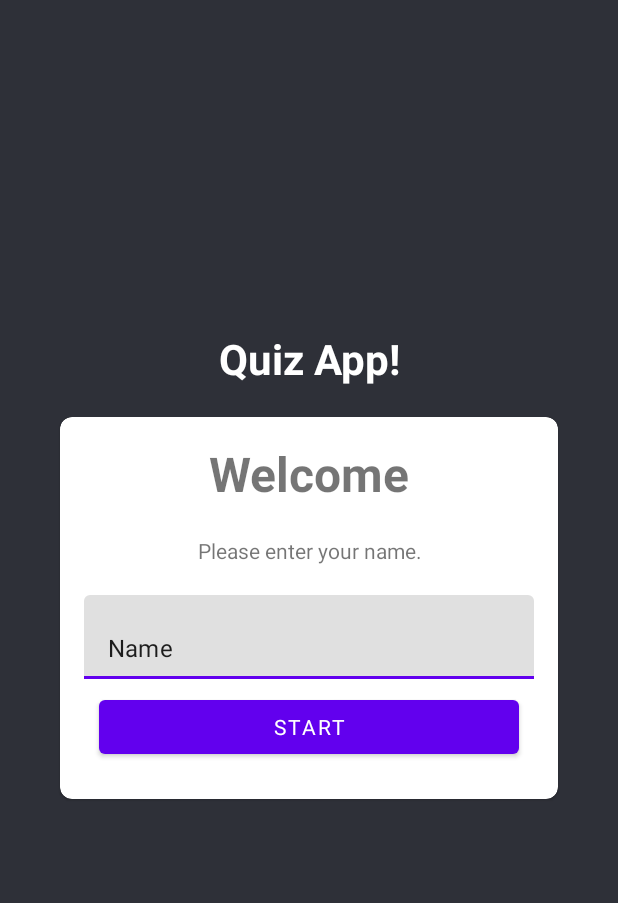
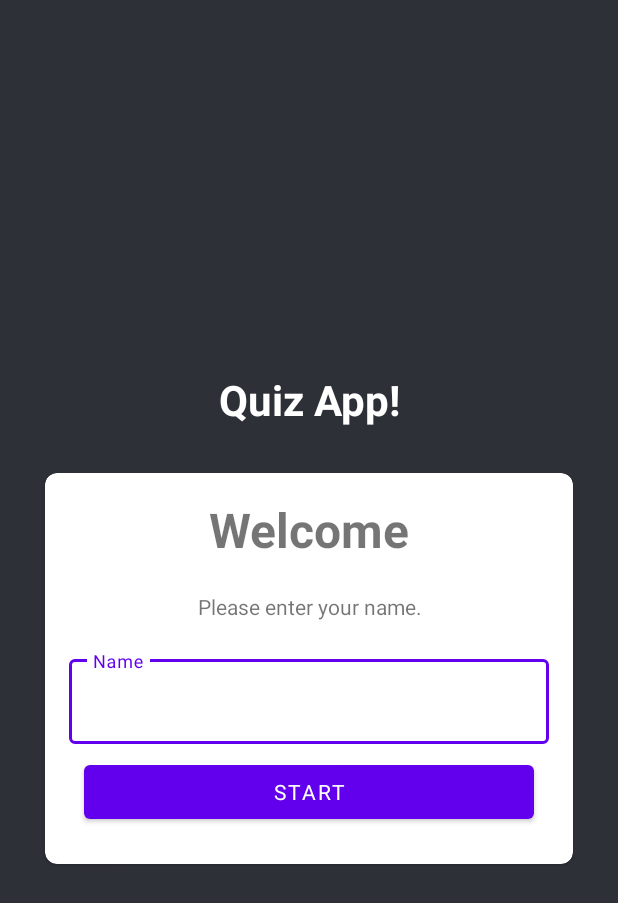
Before and after one commit to Stalkerfish/QuizApp, an Android app: the screen it shows after launch (MainActivity), on a phone screen of 412 x 824 dp. Shown: the top 903 px of the screen. Run offline under Robolectric (Android 15) with nearby library versions, the phone set to English and light mode, and no system bars.

Commit message:
Finalizes the home screen UI concept design

```diff
--- a/app/src/main/res/layout/activity_main.xml
+++ b/app/src/main/res/layout/activity_main.xml
@@ -6,15 +6,15 @@
     android:layout_height="match_parent"
     android:background="@color/material_dynamic_neutral_variant20"
     android:orientation="vertical"
-    android:padding="20dp"
+    android:gravity="center"
+    android:padding="10dp"
     tools:context=".MainActivity">
 
     <TextView
         android:layout_width="match_parent"
         android:layout_height="wrap_content"
         android:gravity="center"
-        android:layout_marginTop="200dp"
-        android:layout_marginBottom="20dp"
+        android:layout_marginBottom="30dp"
         android:text="@string/intro"
         android:textColor="@color/white"
         android:textSize="28sp"
@@ -55,12 +55,15 @@
 
             <com.google.android.material.textfield.TextInputLayout
                 android:layout_width="match_parent"
-                android:layout_height="wrap_content">
+                android:layout_height="wrap_content"
+                style="@style/Widget.MaterialComponents.TextInputLayout.OutlinedBox">
 
                 <androidx.appcompat.widget.AppCompatEditText
                     android:layout_width="match_parent"
                     android:layout_height="wrap_content"
-                    android:text="@string/name">
+                    android:inputType="textCapWords"
+                    android:textColorHint="@color/design_default_color_primary"
+                    android:hint="Name">
 
                 </androidx.appcompat.widget.AppCompatEditText>
 
```
